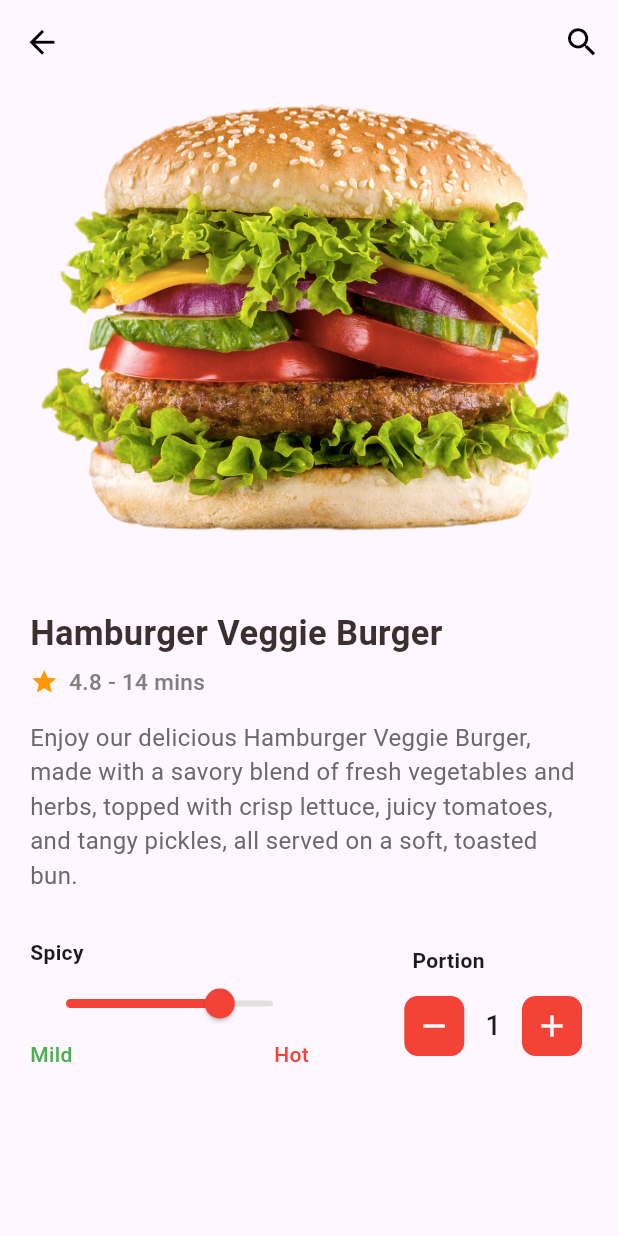
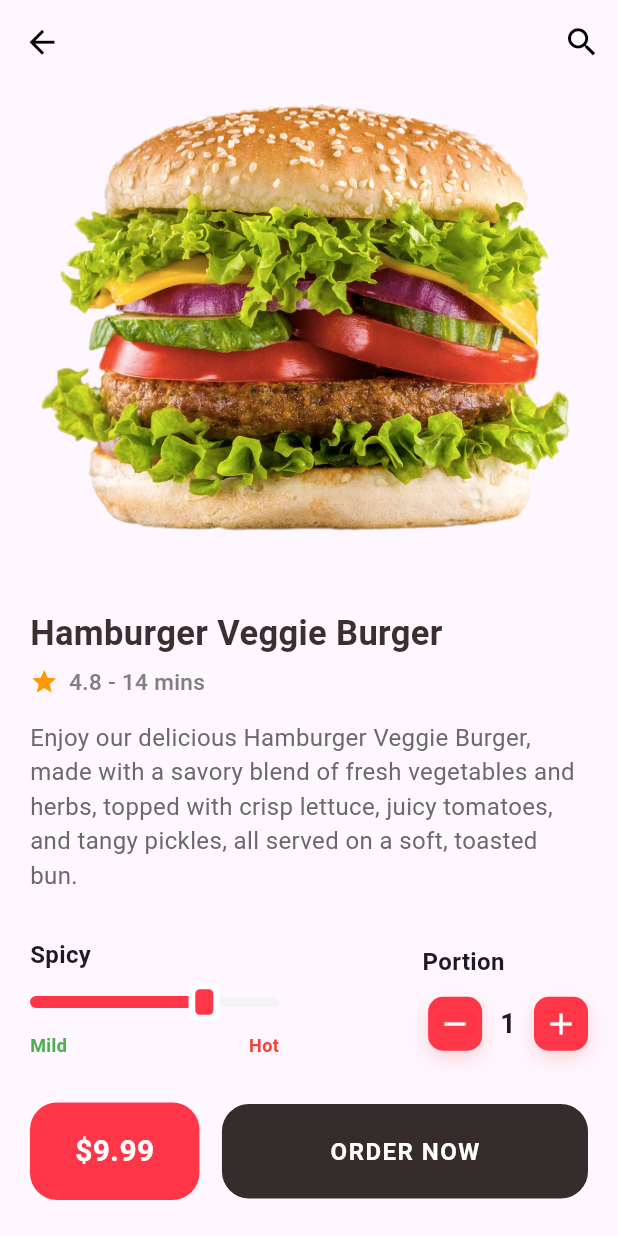
Before and after one commit to sagor2315/ui_assignment_7, a Flutter app: the screen it shows after launch, on a phone screen of 412 x 824 dp. Run offline on Flutter 3.47's test engine with Material 3 defaults, Android fonts, the light colour scheme and no system bars.

Commit message:
UI part code complete

```diff
--- a/lib/MyAppBodyPage.dart
+++ b/lib/MyAppBodyPage.dart
@@ -8,7 +8,8 @@ class MyAppBodyPage extends StatefulWidget {
 }
 
 class _MyAppBodyPageState extends State<MyAppBodyPage> {
-  double _currentSliderValue = 75;
+  // double _currentSliderValue = 75;
+  double _value = 0.7;
 
   // double spicy = 0.6;
   int quantity = 1;
@@ -65,176 +66,169 @@ class _MyAppBodyPageState extends State<MyAppBodyPage> {
             ),
             SizedBox(height: 30),
 
-            // Row(
-            //   // mainAxisAlignment: MainAxisAlignment.spaceBetween,
-            //   children: [
-            //     // 🌶️ Spicy (50%)
-            //     Expanded(
-            //       child: Column(
-            //         crossAxisAlignment: CrossAxisAlignment.start,
-            //         children: [
-            //           Text("Spicy", style: TextStyle(fontWeight: FontWeight.bold)),
-            //
-            //           Slider(
-            //               value: _currentSliderValue,
-            //               // min: 0,
-            //               max: 100,
-            //               divisions: 100,
-            //               label: _currentSliderValue.round().toString(),
-            //               activeColor: Colors.red,
-            //               inactiveColor: Colors.grey.shade300,
-            //               onChanged: (double value) {
-            //                 setState(() {
-            //                   _currentSliderValue = value;
-            //                 });
-            //               }
-            //           ),
-            //
-            //           Row(
-            //             mainAxisAlignment: MainAxisAlignment.spaceBetween,
-            //             children: [
-            //               Text("Mild", style: TextStyle(color: Colors.green, fontWeight: FontWeight.w500)),
-            //               Text("Hot", style: TextStyle(color: Colors.red, fontWeight: FontWeight.w500)),
-            //             ],
-            //           ),
-            //         ],
-            //       ),
-            //     ),
-            //
-            //     SizedBox(width: 10),
-            //
-            //     // 🍔 Portion (50%)
-            //     Expanded(
-            //       child: Column(
-            //         // crossAxisAlignment: CrossAxisAlignment.start,
-            //         children: [
-            //           Text("Portion", style: TextStyle(fontWeight: FontWeight.bold)),
-            //
-            //           SizedBox(height: 10),
-            //
-            //           Row(
-            //             mainAxisAlignment: MainAxisAlignment.end,
-            //             children: [
-            //               IconButton(
-            //                 onPressed: () {
-            //                   if (quantity > 1) {
-            //                     setState(() => quantity--);
-            //                   }
-            //                 },
-            //                 icon: Icon(Icons.remove, color: Colors.white),
-            //                 style: IconButton.styleFrom(
-            //                   backgroundColor: Colors.red,
-            //                   shape: RoundedRectangleBorder(borderRadius: BorderRadiusGeometry.circular(9)),
-            //                 ),
-            //               ),
-            //
-            //               SizedBox(width: 10),
-            //
-            //               Text("$quantity", style: TextStyle(fontSize: 18, fontWeight: FontWeight.w500)),
-            //
-            //               SizedBox(width: 10),
-            //
-            //               IconButton(
-            //                 onPressed: () {
-            //                   setState(() => quantity++);
-            //                 },
-            //                 icon: Icon(Icons.add, color: Colors.white),
-            //                 style: IconButton.styleFrom(
-            //                   backgroundColor: Colors.red,
-            //                   shape: RoundedRectangleBorder(borderRadius: BorderRadiusGeometry.circular(9)),
-            //                 ),
-            //               ),
-            //             ],
-            //           ),
-            //         ],
-            //       ),
-            //     ),
-            //   ],
-            // ),
             Row(
               children: [
-                // 🌶️ Spicy Slider
                 Expanded(
+                  flex: 3,
                   child: Column(
                     crossAxisAlignment: CrossAxisAlignment.start,
                     children: [
-                      Text("Spicy", style: TextStyle(fontWeight: FontWeight.bold)),
+                      const Text("Spicy", style: TextStyle(fontWeight: FontWeight.bold, fontSize: 16)),
+                      const SizedBox(height: 8),
 
-                      SizedBox(
-                        width: double.infinity,
-                        child: Slider(
-                          value: _currentSliderValue,
-                          min: 0,
-                          max: 100,
-                          divisions: 100,
-                          label: _currentSliderValue.round().toString(),
-                          activeColor: Colors.red,
-                          inactiveColor: Colors.grey.shade300,
-                          onChanged: (double value) {
-                            setState(() {
-                              _currentSliderValue = value;
-                            });
-                          },
+                      SliderTheme(
+                        data: SliderTheme.of(context).copyWith(
+                          trackHeight: 6,
+                          trackShape: const _CustomTrackShape(),
+                          activeTrackColor: const Color(0xFFFF3548),
+                          inactiveTrackColor: const Color(0xFFF3F3F3),
+                          thumbShape: const _SquareSliderThumbShape(),
+                          overlayShape: SliderComponentShape.noOverlay,
                         ),
+                        child: Slider(value: _value, onChanged: (val) => setState(() => _value = val)),
                       ),
 
+                      const SizedBox(height: 8),
                       Row(
                         mainAxisAlignment: MainAxisAlignment.spaceBetween,
-                        children: [
-                          Text("Mild", style: TextStyle(color: Colors.green, fontWeight: FontWeight.w500)),
-                          Text("Hot", style: TextStyle(color: Colors.red, fontWeight: FontWeight.w500)),
+                        children: const [
+                          Text(
+                            "Mild",
+                            style: TextStyle(color: Colors.green, fontSize: 12, fontWeight: FontWeight.bold),
+                          ),
+                          Text(
+                            "Hot",
+                            style: TextStyle(color: Colors.red, fontSize: 12, fontWeight: FontWeight.bold),
+                          ),
                         ],
                       ),
                     ],
                   ),
                 ),
 
-                // SizedBox(width: 10),
+                const SizedBox(width: 40),
 
-                // 🍔 Portion
                 Expanded(
+                  flex: 3,
                   child: Column(
+                    // crossAxisAlignment: CrossAxisAlignment.end,
                     children: [
-                      Text("Portion", style: TextStyle(fontWeight: FontWeight.bold)),
-                      SizedBox(height: 10),
+                      const Text("Portion", style: TextStyle(fontWeight: FontWeight.bold, fontSize: 16)),
+                      const SizedBox(height: 12),
                       Row(
                         mainAxisAlignment: MainAxisAlignment.end,
                         children: [
-                          IconButton(
-                            onPressed: () {
-                              if (quantity > 1) setState(() => quantity--);
-                            },
-                            icon: Icon(Icons.remove, color: Colors.white),
-                            style: IconButton.styleFrom(
-                              backgroundColor: Colors.red,
-                              shape: RoundedRectangleBorder(
-                                borderRadius: BorderRadius.circular(9),
-                              ),
-                            ),
+                          _buildBtn(Icons.remove),
+                          const Padding(
+                            padding: EdgeInsets.symmetric(horizontal: 12),
+                            child: Text("1", style: TextStyle(fontSize: 18, fontWeight: FontWeight.bold)),
                           ),
-                          SizedBox(width: 10),
-                          Text("$quantity", style: TextStyle(fontSize: 18, fontWeight: FontWeight.w500)),
-                          SizedBox(width: 10),
-                          IconButton(
-                            onPressed: () => setState(() => quantity++),
-                            icon: Icon(Icons.add, color: Colors.white),
-                            style: IconButton.styleFrom(
-                              backgroundColor: Colors.red,
-                              shape: RoundedRectangleBorder(
-                                borderRadius: BorderRadius.circular(9),
-                              ),
-                            ),
-                          ),
+                          _buildBtn(Icons.add),
                         ],
                       ),
                     ],
                   ),
                 ),
               ],
-            )
+            ),
+            const SizedBox(height: 30),
+            Row(
+              children: [
+                Container(
+                  padding: const EdgeInsets.symmetric(horizontal: 30, vertical: 18),
+                  decoration: BoxDecoration(color: const Color(0xFFFF3548), borderRadius: BorderRadius.circular(18)),
+                  child: const Text(
+                    "\$9.99",
+                    style: TextStyle(color: Colors.white, fontSize: 20, fontWeight: FontWeight.bold),
+                  ),
+                ),
+                const SizedBox(width: 15),
+                Expanded(
+                  child: Container(
+                    padding: const EdgeInsets.symmetric(vertical: 20),
+                    decoration: BoxDecoration(color: const Color(0xFF352D2B), borderRadius: BorderRadius.circular(18)),
+                    child: const Center(
+                      child: Text(
+                        "ORDER NOW",
+                        style: TextStyle(color: Colors.white, fontSize: 16, fontWeight: FontWeight.bold, letterSpacing: 1),
+                      ),
+                    ),
+                  ),
+                ),
+              ],
+            ),
+            const SizedBox(height: 20),
           ],
         ),
       ),
     );
   }
 }
+
+Widget _buildBtn(IconData icon) {
+  return Container(
+    padding: const EdgeInsets.all(6),
+    decoration: BoxDecoration(
+      color: const Color(0xFFFF3548),
+      borderRadius: BorderRadius.circular(10),
+      boxShadow: [BoxShadow(color: Colors.red.withOpacity(0.2), blurRadius: 10, offset: const Offset(0, 5))],
+    ),
+    child: Icon(icon, color: Colors.white, size: 24),
+  );
+}
+
+class _SquareSliderThumbShape extends SliderComponentShape {
+  const _SquareSliderThumbShape();
+
+  @override
+  Size getPreferredSize(bool isEnabled, bool isDiscrete) => const Size(14, 24);
+
+  @override
+  void paint(
+    PaintingContext context,
+    Offset center, {
+    required Animation<double> activationAnimation,
+    required Animation<double> enableAnimation,
+    required bool isDiscrete,
+    required TextPainter labelPainter,
+    required RenderBox parentBox,
+    required SliderThemeData sliderTheme,
+    required TextDirection textDirection,
+    required double value,
+    required double textScaleFactor,
+    required Size sizeWithOverflow,
+  }) {
+    final Canvas canvas = context.canvas;
+
+    final paintWhite = Paint()..color = Colors.white;
+    canvas.drawRRect(
+      RRect.fromRectAndRadius(Rect.fromCenter(center: center, width: 21, height: 24), const Radius.circular(4)),
+      paintWhite,
+    );
+
+    final paintRed = Paint()..color = const Color(0xFFFF3548);
+    canvas.drawRRect(
+      RRect.fromRectAndRadius(Rect.fromCenter(center: center, width: 12, height: 17), const Radius.circular(3)),
+      paintRed,
+    );
+  }
+}
+
+class _CustomTrackShape extends RoundedRectSliderTrackShape {
+  const _CustomTrackShape();
+
+  @override
+  Rect getPreferredRect({
+    required RenderBox parentBox,
+    Offset offset = Offset.zero,
+    required SliderThemeData sliderTheme,
+    bool isEnabled = false,
+    bool isDiscrete = false,
+  }) {
+    final double trackHeight = sliderTheme.trackHeight!;
+    final double trackLeft = offset.dx;
+    final double trackTop = offset.dy + (parentBox.size.height - trackHeight) / 2;
+    final double trackWidth = parentBox.size.width;
+    return Rect.fromLTWH(trackLeft, trackTop, trackWidth, trackHeight);
+  }
+}
```
